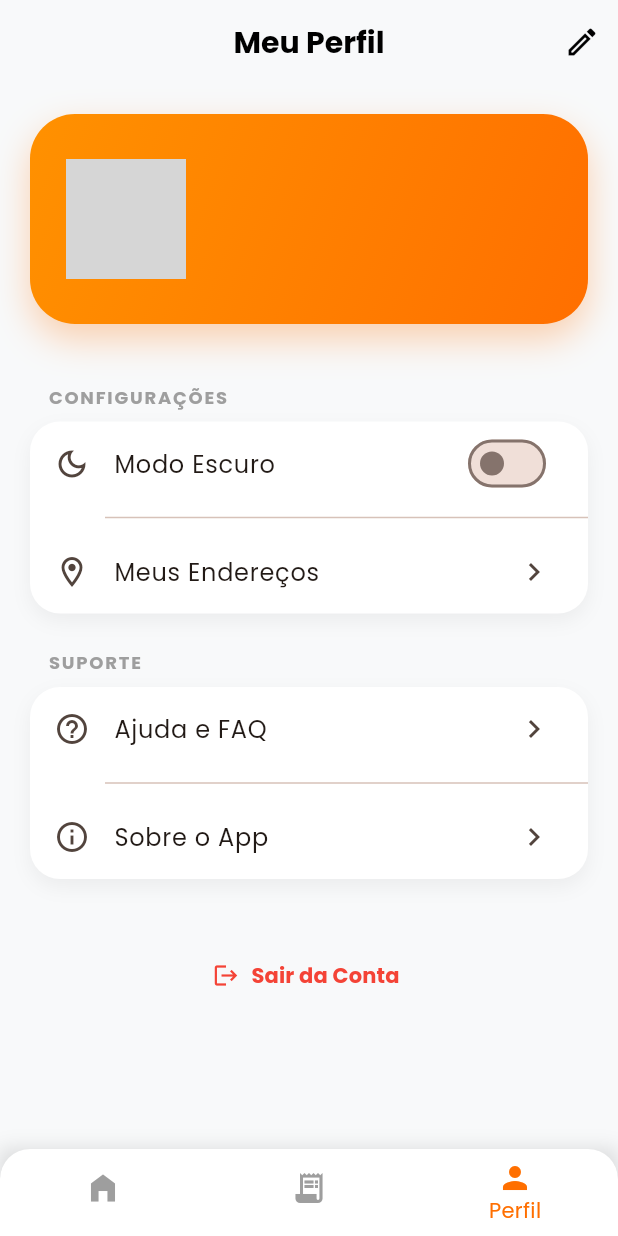
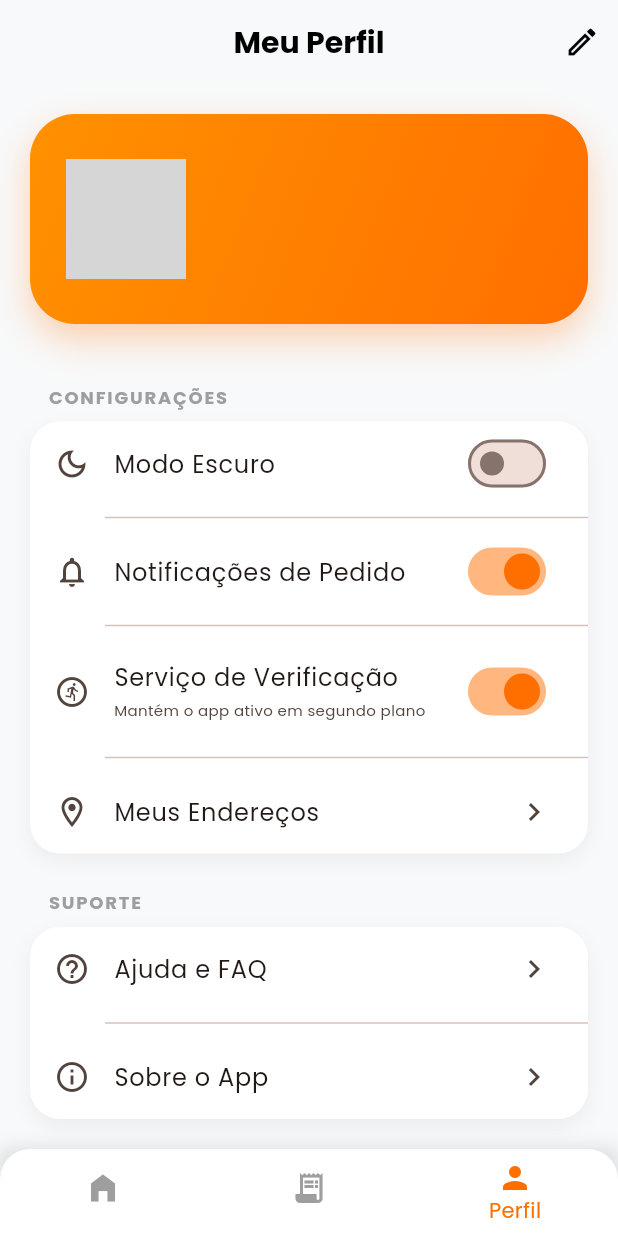
Before and after one commit to deivid22srk/CompraF-cil, a Flutter app: the screen it shows once a user with an empty profile is signed in, item 3 of the bottom bar chosen, on a phone screen of 412 x 824 dp. Run offline on Flutter 3.47's test engine with Material 3 defaults, Android fonts, the phone set to English and light mode, and no system bars; our stand-ins replace cached_network_image, dio, flutter_local_notifications, flutter_map, flutter_riverpod, geolocator and 6 more; missing offline and left inert: flutter_background_service; accounts and stored records are empty; network calls fail; grey boxes are pictures that could not be loaded.

Commit message:
feat: whatsapp integration, google maps button, admin order deletion, and background notifications
- Fixed WhatsApp button by adding country code (55) and updating AndroidManifest.xml queries.
- Added "ABRIR NO GOOGLE MAPS" button in order details with native and web fallbacks.
- Implemented order deletion for admins in both list and details views.
- Added background service (flutter_background_service) for real-time order notifications.
- Integrated notifications for new orders (Admins) and status updates (Users).
- Added notification and background service settings in ProfileScreen.
- Implemented offline caching for orders, status history, and map tiles.
- Added dependencies: flutter_local_notifications, flutter_background_service, flutter_map, dio, and latlong2.

Co-authored-by: deivid22srk <222269677+deivid22srk@users.noreply.github.com>

```diff
--- a/comprafacil_flutter/lib/screens/orders/orders_screen.dart
+++ b/comprafacil_flutter/lib/screens/orders/orders_screen.dart
@@ -1,6 +1,7 @@
 import 'package:flutter/material.dart';
 import 'package:flutter_riverpod/flutter_riverpod.dart';
 import 'package:intl/intl.dart';
+import 'package:url_launcher/url_launcher.dart';
 import '../../providers/order_provider.dart';
 import '../../providers/admin_provider.dart';
 import '../../providers/product_provider.dart';
--- a/comprafacil_flutter/lib/screens/profile/profile_screen.dart
+++ b/comprafacil_flutter/lib/screens/profile/profile_screen.dart
@@ -4,6 +4,7 @@ import '../../providers/auth_provider.dart';
 import '../../providers/profile_provider.dart';
 import '../../providers/theme_provider.dart';
 import '../../providers/admin_provider.dart';
+import '../../providers/settings_provider.dart';
 import '../../theme/app_theme.dart';
 import 'addresses_screen.dart';
 import 'edit_profile_screen.dart';
@@ -103,6 +104,8 @@ class ProfileScreen extends ConsumerWidget {
                       ),
                     ),
                     const Divider(indent: 50),
+                    _buildNotificationSettings(context, ref),
+                    const Divider(indent: 50),
                     ListTile(
                       leading: const Icon(Icons.location_on_outlined),
                       title: const Text('Meus Endereços'),
@@ -198,6 +201,48 @@ class ProfileScreen extends ConsumerWidget {
     return '${name.substring(0, visibleLength)}$maskedPart@$domain';
   }
 
+  Widget _buildNotificationSettings(BuildContext context, WidgetRef ref) {
+    final settings = ref.watch(settingsProvider);
+    final profile = ref.watch(profileProvider).value;
+
+    return Column(
+      children: [
+        ListTile(
+          leading: const Icon(Icons.notifications_outlined),
+          title: const Text('Notificações de Pedido'),
+          trailing: Switch(
+            value: settings.userNotifEnabled,
+            onChanged: (val) => ref.read(settingsProvider.notifier).updateUserNotif(val),
+            activeColor: AppTheme.primaryColor,
+          ),
+        ),
+        if (profile?.role == 'admin') ...[
+          const Divider(indent: 50),
+          ListTile(
+            leading: const Icon(Icons.notifications_active_outlined),
+            title: const Text('Notificações de Novos Pedidos (ADM)'),
+            trailing: Switch(
+              value: settings.adminNotifEnabled,
+              onChanged: (val) => ref.read(settingsProvider.notifier).updateAdminNotif(val),
+              activeColor: AppTheme.primaryColor,
+            ),
+          ),
+        ],
+        const Divider(indent: 50),
+        ListTile(
+          leading: const Icon(Icons.run_circle_outlined),
+          title: const Text('Serviço de Verificação'),
+          subtitle: const Text('Mantém o app ativo em segundo plano', style: TextStyle(fontSize: 10)),
+          trailing: Switch(
+            value: settings.backgroundServiceEnabled,
+            onChanged: (val) => ref.read(settingsProvider.notifier).updateBackgroundService(val),
+            activeColor: AppTheme.primaryColor,
+          ),
+        ),
+      ],
+    );
+  }
+
   Widget _buildSettingCard(BuildContext context, {required Widget child}) {
     return Container(
       margin: const EdgeInsets.symmetric(horizontal: 20),
--- a/comprafacil_flutter/pubspec.yaml
+++ b/comprafacil_flutter/pubspec.yaml
@@ -27,6 +27,8 @@ dependencies:
   http: ^1.2.1
   path_provider: ^2.1.3
   dio: ^5.4.3+1
+  flutter_local_notifications: ^17.1.2
+  flutter_background_service: ^5.0.5
 
 dev_dependencies:
   flutter_test:
```
Also changed, not shown: comprafacil_flutter/lib/main.dart (+11 -0 lines), comprafacil_flutter/lib/providers/settings_provider.dart (added, +75 -0 lines), comprafacil_flutter/lib/services/background_service.dart (added, +95 -0 lines), comprafacil_flutter/lib/services/notification_service.dart (added, +35 -0 lines), comprafacil_flutter/pubspec.lock, 1 other file.
